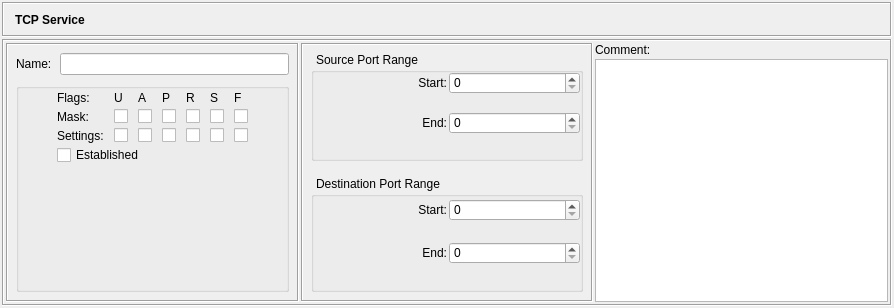
fwbuilder/fwbuilder, file src/gui/tcpservicedialog_q.ui: the form before one commit.
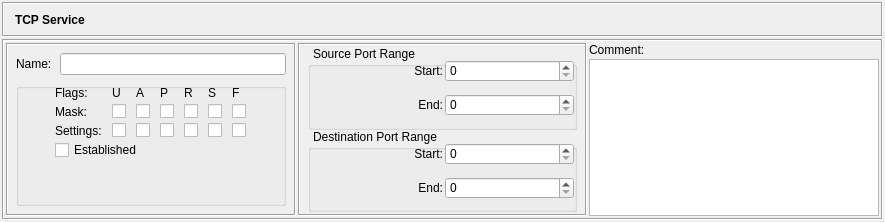
The form after the commit. Icons and pictures are not drawn.

Commit message: * tcpservicedialog_q.ui: fixed bug #2333759: "A really small camp".         Fixes in dialog layouts for KDE4 theme Oxygen

```diff
--- a/src/gui/tcpservicedialog_q.ui
+++ b/src/gui/tcpservicedialog_q.ui
@@ -8,8 +8,8 @@
    <rect>
     <x>0</x>
     <y>0</y>
-    <width>894</width>
-    <height>308</height>
+    <width>885</width>
+    <height>222</height>
    </rect>
   </property>
   <property name="sizePolicy" >
@@ -60,7 +60,19 @@
         <property name="margin" >
          <number>2</number>
         </property>
-        <property name="spacing" >
+        <property name="topMargin" >
+         <number>2</number>
+        </property>
+        <property name="rightMargin" >
+         <number>2</number>
+        </property>
+        <property name="bottomMargin" >
+         <number>2</number>
+        </property>
+        <property name="horizontalSpacing" >
+         <number>2</number>
+        </property>
+        <property name="verticalSpacing" >
          <number>2</number>
         </property>
         <item row="0" column="2" >
@@ -125,7 +137,19 @@
            <property name="margin" >
             <number>8</number>
            </property>
-           <property name="spacing" >
+           <property name="topMargin" >
+            <number>8</number>
+           </property>
+           <property name="rightMargin" >
+            <number>8</number>
+           </property>
+           <property name="bottomMargin" >
+            <number>8</number>
+           </property>
+           <property name="horizontalSpacing" >
+            <number>8</number>
+           </property>
+           <property name="verticalSpacing" >
             <number>8</number>
            </property>
            <item row="0" column="0" >
@@ -168,6 +192,14 @@
                <verstretch>0</verstretch>
               </sizepolicy>
              </property>
+             <property name="styleSheet" >
+              <string>QGroupBox {
+    margin-top: 0px;
+	padding-top: 1ex;
+    padding-bottom: 0px;
+}
+</string>
+             </property>
              <property name="title" >
               <string/>
              </property>
@@ -530,23 +562,31 @@
            <enum>QFrame::Sunken</enum>
           </property>
           <layout class="QGridLayout" >
+           <property name="leftMargin" >
+            <number>8</number>
+           </property>
+           <property name="topMargin" >
+            <number>2</number>
+           </property>
+           <property name="rightMargin" >
+            <number>8</number>
+           </property>
+           <property name="bottomMargin" >
+            <number>2</number>
+           </property>
            <property name="horizontalSpacing" >
             <number>2</number>
            </property>
            <property name="verticalSpacing" >
-            <number>8</number>
-           </property>
-           <property name="margin" >
-            <number>8</number>
+            <number>0</number>
            </property>
            <item row="0" column="0" >
             <widget class="QGroupBox" name="groupBox1" >
              <property name="styleSheet" >
-              <string notr="true" >QGroupBox {
+              <string>QGroupBox {
 	margin-top: 1ex;
-	margin-bottom: 8px;
 	padding-top: 1ex;
-	padding-bottom: 6px;
+	padding-bottom: 0px;
 	padding-left: 2px;
 }
 
@@ -554,7 +594,13 @@
 	subcontrol-origin: margin;
 	subcontrol-position: top left;
 	padding: 0 3px;
-}</string>
+}
+
+QSpinBox {
+	margin: 0px;
+	padding: 0px;
+}
+</string>
              </property>
              <property name="title" >
               <string>Source Port Range</string>
@@ -563,14 +609,23 @@
               <property name="margin" >
                <number>2</number>
               </property>
-              <property name="spacing" >
+              <property name="topMargin" >
+               <number>2</number>
+              </property>
+              <property name="rightMargin" >
+               <number>2</number>
+              </property>
+              <property name="bottomMargin" >
+               <number>2</number>
+              </property>
+              <property name="horizontalSpacing" >
+               <number>2</number>
+              </property>
+              <property name="verticalSpacing" >
                <number>2</number>
               </property>
               <item row="0" column="1" >
                <widget class="QSpinBox" name="ss" >
-                <property name="styleSheet" >
-                 <string notr="true" />
-                </property>
                 <property name="buttonSymbols" >
                  <enum>QAbstractSpinBox::UpDownArrows</enum>
                 </property>
@@ -581,9 +636,6 @@
               </item>
               <item row="1" column="1" >
                <widget class="QSpinBox" name="se" >
-                <property name="styleSheet" >
-                 <string notr="true" />
-                </property>
                 <property name="buttonSymbols" >
                  <enum>QAbstractSpinBox::UpDownArrows</enum>
                 </property>
@@ -624,10 +676,10 @@
            <item row="1" column="0" >
             <widget class="QGroupBox" name="groupBox1_2" >
              <property name="styleSheet" >
-              <string notr="true" >QGroupBox {
+              <string>QGroupBox {
 	margin-top: 1ex;
 	padding-top: 1ex;
-	padding-bottom: 6px;
+	padding-bottom: 0px;
 	padding-left: 2px;
 }
 
@@ -635,7 +687,13 @@
 	subcontrol-origin: margin;
 	subcontrol-position: top left;
 	padding: 0 3px;
-}</string>
+}
+
+QSpinBox {
+	margin: 0px;
+	padding: 0px;
+}
+</string>
              </property>
              <property name="title" >
               <string>Destination Port Range</string>
@@ -644,7 +702,19 @@
               <property name="margin" >
                <number>2</number>
               </property>
-              <property name="spacing" >
+              <property name="topMargin" >
+               <number>2</number>
+              </property>
+              <property name="rightMargin" >
+               <number>2</number>
+              </property>
+              <property name="bottomMargin" >
+               <number>2</number>
+              </property>
+              <property name="horizontalSpacing" >
+               <number>2</number>
+              </property>
+              <property name="verticalSpacing" >
                <number>2</number>
               </property>
               <item row="0" column="1" >
```
Left out of the diff: 21 changed lines with no effect on the pictures. The commit also changes 7 other files.
